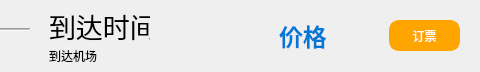
Before: the Qt Designer form listitem.ui in monkeyking-hub/fly_manage_system, drawn with Qt 5; both pictures show x 571 to 1051 and y 0 to 72 of the 1051 by 72 pixel window.
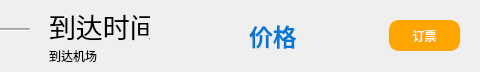
After: the same form once the commit is applied.

Diff of the .ui file:
```diff
--- a/listitem.ui
+++ b/listitem.ui
@@ -148,9 +148,9 @@
   <widget class="QLabel" name="lbl_price">
    <property name="geometry">
     <rect>
-     <x>850</x>
+     <x>820</x>
      <y>20</y>
-     <width>91</width>
+     <width>121</width>
      <height>31</height>
     </rect>
    </property>
```
